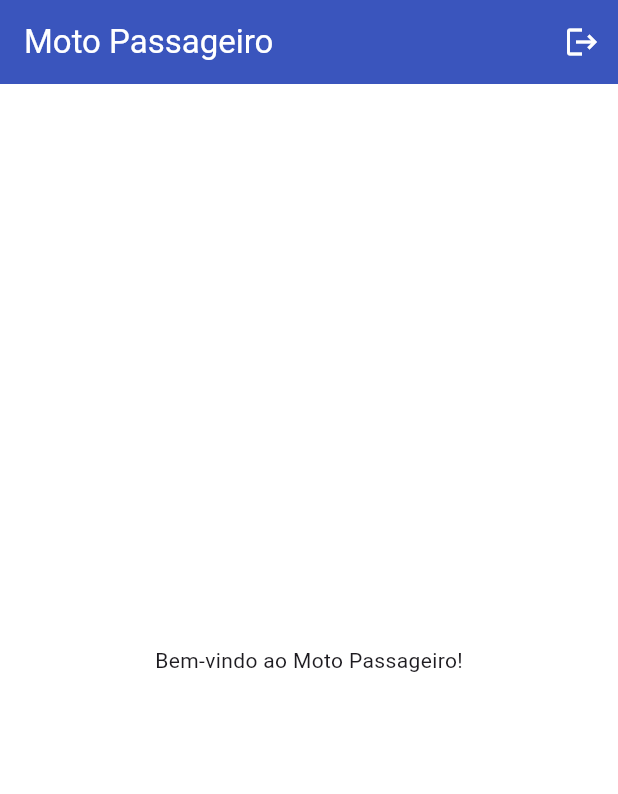
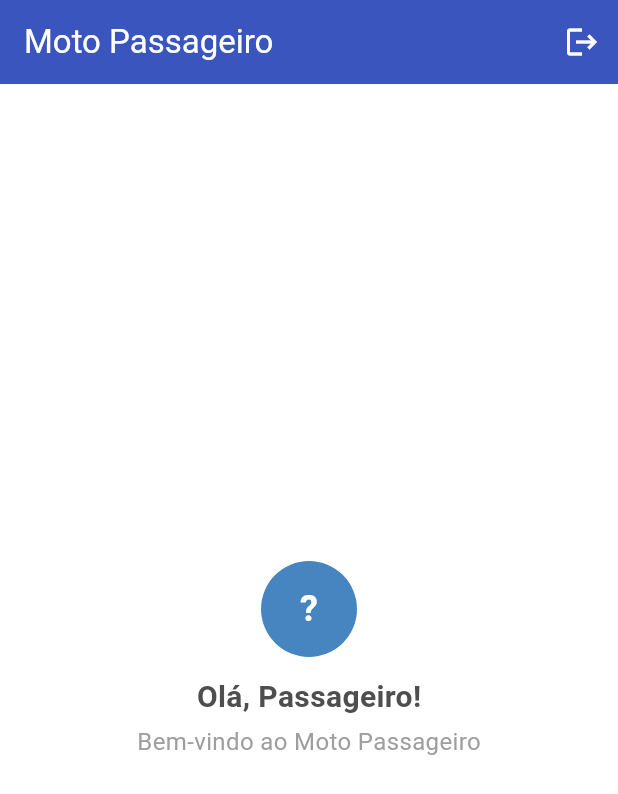
Before and after one commit to JJTransportes/moto_passenger, a Flutter app: the HomeScreen screen opened directly, on a phone screen of 412 x 824 dp. Shown: the top 794 px of the screen. Run offline on Flutter 3.47's test engine with Material 3 defaults, Android fonts, the phone set to English and light mode, and no system bars; our stand-ins replace dio, flutter_bloc, flutter_dotenv, flutter_modular, flutter_secure_storage, geolocator and 7 more; missing offline and left inert: signalr_netcore; accounts and stored records are empty; network calls fail.

```diff
--- a/lib/core/local_db/repositories/profile_local_repository.dart
+++ b/lib/core/local_db/repositories/profile_local_repository.dart
@@ -7,6 +7,7 @@ class ProfileLocalRepository {
     required String userId,
     required String fullName,
     required String email,
+    String? photoUrl,
   }) async {
     try {
       final db = LocalDatabaseService.instance;
@@ -16,6 +17,7 @@ class ProfileLocalRepository {
           'user_id': userId,
           'full_name': fullName,
           'email': email,
+          if (photoUrl != null) 'photo_url': photoUrl,
           'updated_at': DateTime.now().toIso8601String(),
         },
         conflictAlgorithm: ConflictAlgorithm.replace,
--- a/lib/modules/passenger_home/data/models/passenger_profile_model.dart
+++ b/lib/modules/passenger_home/data/models/passenger_profile_model.dart
@@ -4,11 +4,13 @@ class PassengerProfileModel {
   final String passengerId;
   final String fullName;
   final String email;
+  final String? photoUrl;
 
   const PassengerProfileModel({
     required this.passengerId,
     required this.fullName,
     required this.email,
+    this.photoUrl,
   });
 
   factory PassengerProfileModel.fromJson(Map<String, dynamic> json) {
@@ -16,6 +18,7 @@ class PassengerProfileModel {
       passengerId: json['passengerId'] as String,
       fullName: json['fullName'] as String,
       email: json['email'] as String,
+      photoUrl: json['photoUrl'] as String?,
     );
   }
 
@@ -24,6 +27,7 @@ class PassengerProfileModel {
       id: passengerId,
       fullName: fullName,
       email: email,
+      photoUrl: photoUrl,
     );
   }
 }
--- a/lib/modules/passenger_home/presentation/blocs/passenger_home_bloc.dart
+++ b/lib/modules/passenger_home/presentation/blocs/passenger_home_bloc.dart
@@ -64,6 +64,7 @@ class PassengerHomeBloc extends Bloc<PassengerHomeEvent, PassengerHomeState> {
       userId: profile.id,
       fullName: profile.fullName,
       email: profile.email,
+      photoUrl: profile.photoUrl,
     );
 
     final activeResult = await _getActiveTravel();
@@ -108,6 +109,7 @@ class PassengerHomeBloc extends Bloc<PassengerHomeEvent, PassengerHomeState> {
       userId: profile.id,
       fullName: profile.fullName,
       email: profile.email,
+      photoUrl: profile.photoUrl,
     );
 
     final activeResult = await _getActiveTravel();
--- a/lib/modules/passenger_home/presentation/mixins/passenger_home_mixin.dart
+++ b/lib/modules/passenger_home/presentation/mixins/passenger_home_mixin.dart
@@ -29,6 +29,7 @@ mixin PassengerHomeMixin on State<PassengerHomePage> {
         children: [
           ProfileHeader(
             fullName: profile.fullName,
+            photoUrl: profile.photoUrl,
             onSignOut: () => _handleSignOut(context),
             onSettings: () => Modular.to.pushNamed('/profile'),
             onAvatarTap: () => Modular.to.pushNamed('/profile'),
--- a/lib/screens/home_screen.dart
+++ b/lib/screens/home_screen.dart
@@ -8,6 +8,7 @@ import 'package:moto_passenger/core/auth/auth_storage.dart';
 import 'package:moto_passenger/core/config/app_config.dart';
 import 'package:moto_passenger/core/network/signalr_service.dart';
 import 'package:moto_passenger/core/theme/app_theme.dart';
+import 'package:moto_passenger/widgets/profile_image_display.dart';
 
 class HomeScreen extends StatefulWidget {
   const HomeScreen({super.key});
@@ -18,12 +19,15 @@ class HomeScreen extends StatefulWidget {
 
 class _HomeScreenState extends State<HomeScreen> {
   Timer? _locationTimer;
+  String? _userName;
+  String? _userPhotoUrl;
 
   @override
   void initState() {
     super.initState();
     _connectAndReport();
     _checkActiveTravel();
+    _loadUserProfile();
   }
 
   @override
@@ -51,10 +55,34 @@ class _HomeScreenState extends State<HomeScreen> {
     _startLocationReporting(signalR);
   }
 
+  Future<void> _loadUserProfile() async {
+    try {
+      final dio = Modular.get<Dio>();
+      final response = await dio.get('/api/passengers/me');
+      if (!mounted) return;
+      if (response.statusCode == 200 && response.data != null) {
+        final name = response.data['fullName'] as String?;
+        var photoUrl = response.data['photoUrl'] as String?;
+        if (photoUrl != null && photoUrl.isNotEmpty &&
+            !photoUrl.startsWith('http://') && !photoUrl.startsWith('https://')) {
+          photoUrl = '${AppConfig.getBaseUrl()}$photoUrl';
+        }
+        setState(() {
+          if (name != null && name.isNotEmpty) _userName = name;
+          _userPhotoUrl = photoUrl;
+        });
+      }
+    } catch (_) {
+      // Silently fallback
+    }
+  }
+
   Future<void> _checkActiveTravel() async {
     try {
       final dio = Modular.get<Dio>();
       final response = await dio.get('/api/travels/active');
+      // 204 No Content = sem viagem ativa
+      if (response.statusCode == 204) return;
       final data = response.data;
       if (data != null && data['travelId'] != null && mounted) {
         Modular.to.pushNamed(
@@ -102,6 +130,10 @@ class _HomeScreenState extends State<HomeScreen> {
 
   @override
   Widget build(BuildContext context) {
+    final firstName = _userName != null && _userName!.isNotEmpty
+        ? _userName!.split(' ').first
+        : 'Passageiro';
+
     return Scaffold(
       backgroundColor: AppColors.white,
       appBar: AppBar(
@@ -117,8 +149,34 @@ class _HomeScreenState extends State<HomeScreen> {
           ),
         ],
       ),
-      body: const Center(
-        child: Text('Bem-vindo ao Moto Passageiro!'),
+      body: Center(
+        child: Column(
+          mainAxisSize: MainAxisSize.min,
+          children: [
+            ProfileImageDisplay(
+              photoUrl: _userPhotoUrl,
+              name: _userName ?? '',
+              radius: 32,
+            ),
+            const SizedBox(height: 12),
+            Text(
+              'Olá, $firstName!',
+              style: const TextStyle(
+                fontSize: 20,
+                fontWeight: FontWeight.w600,
+                color: Color(0xFF4E4E4E),
+              ),
+            ),
+            const SizedBox(height: 4),
+            const Text(
+              'Bem-vindo ao Moto Passageiro',
+              style: TextStyle(
+                fontSize: 16,
+                color: Colors.grey,
+              ),
+            ),
+          ],
+        ),
       ),
     );
   }
--- /dev/null
+++ b/lib/widgets/profile_image_display.dart
@@ -0,0 +1,66 @@
+import 'package:flutter/material.dart';
+import 'package:flutter_modular/flutter_modular.dart';
+import 'package:moto_passenger/core/auth/auth_storage.dart';
+
+class ProfileImageDisplay extends StatefulWidget {
+  final String? photoUrl;
+  final String name;
+  final double radius;
+
+  const ProfileImageDisplay({
+    super.key,
+    this.photoUrl,
+    required this.name,
+    this.radius = 17,
+  });
+
+  @override
+  State<ProfileImageDisplay> createState() => _ProfileImageDisplayState();
+}
+
+class _ProfileImageDisplayState extends State<ProfileImageDisplay> {
+  Map<String, String>? _authHeaders;
+
+  @override
+  void initState() {
+    super.initState();
+    _loadAuthHeaders();
+  }
+
+  Future<void> _loadAuthHeaders() async {
+    final authStorage = Modular.get<AuthStorage>();
+    final token = await authStorage.getToken();
+    if (token != null && mounted) {
+      setState(() {
+        _authHeaders = {'Authorization': 'Bearer $token'};
+      });
+    }
+  }
+
+  @override
+  Widget build(BuildContext context) {
+    if (widget.photoUrl != null && widget.photoUrl!.isNotEmpty && _authHeaders != null) {
+      return CircleAvatar(
+        radius: widget.radius,
+        backgroundImage: NetworkImage(widget.photoUrl!, headers: _authHeaders),
+        onBackgroundImageError: (_, __) => _buildFallback(),
+      );
+    }
+    return _buildFallback();
+  }
+
+  Widget _buildFallback() {
+    return CircleAvatar(
+      backgroundColor: const Color(0xFF4685C0),
+      radius: widget.radius,
+      child: Text(
+        widget.name.isNotEmpty ? widget.name[0].toUpperCase() : '?',
+        style: TextStyle(
+          color: Colors.white,
+          fontWeight: FontWeight.bold,
+          fontSize: widget.radius > 25 ? 24 : 16,
+        ),
+      ),
+    );
+  }
+}
```
Also changed, not shown: lib/modules/passenger_home/data/datasources/passenger_home_datasource.dart (+9 -1 lines), lib/modules/passenger_home/domain/entities/passenger_profile_entity.dart (+6 -2 lines), lib/modules/passenger_home/presentation/widgets/profile_header.dart (+6 -11 lines).
